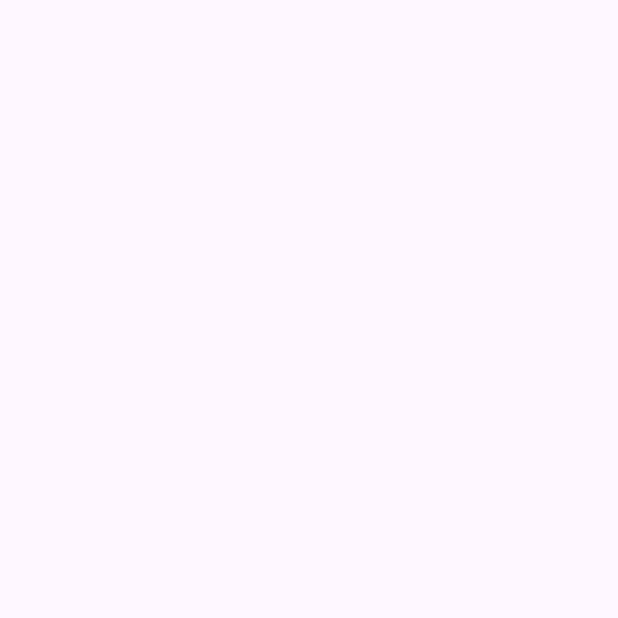
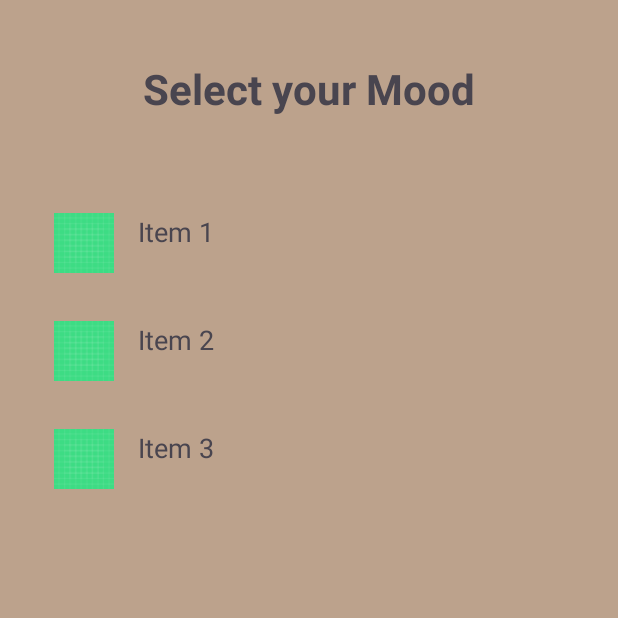
Before and after one commit to ayushsaksena30/Mood-Predictor-App, an Android app: the ConfigureMenu screen opened directly, with no data from a screen before it, on a phone screen of 412 x 824 dp, the top half of it. Before the commit the part shown is empty. Run offline under Robolectric (Android 15) with nearby library versions, the phone set to English and light mode, and no system bars.

Commit message:
Added recycler view for Manual mood Configurator

```diff
--- a/app/src/main/java/com/example/moodpredictorapp/ConfigureMenu.kt
+++ b/app/src/main/java/com/example/moodpredictorapp/ConfigureMenu.kt
@@ -1,10 +1,13 @@
 package com.example.moodpredictorapp
 
+import MyAdapter
 import android.os.Bundle
 import androidx.activity.enableEdgeToEdge
 import androidx.appcompat.app.AppCompatActivity
 import androidx.core.view.ViewCompat
 import androidx.core.view.WindowInsetsCompat
+import androidx.recyclerview.widget.LinearLayoutManager
+import androidx.recyclerview.widget.RecyclerView
 
 class ConfigureMenu : AppCompatActivity() {
     override fun onCreate(savedInstanceState: Bundle?) {
@@ -16,5 +19,18 @@ class ConfigureMenu : AppCompatActivity() {
             v.setPadding(systemBars.left, systemBars.top, systemBars.right, systemBars.bottom)
             insets
         }
+
+        val recyclerView: RecyclerView = findViewById(R.id.rv_menu)
+        recyclerView.layoutManager = LinearLayoutManager(this)
+
+        val itemList = listOf(
+            Item("Item 1", R.drawable.ic_launcher_background),
+            Item("Item 2", R.drawable.ic_launcher_background),
+            Item("Item 3", R.drawable.ic_launcher_background)
+        )
+
+        val adapter = MyAdapter(itemList)
+        recyclerView.adapter = adapter
+
     }
 }
--- a/app/src/main/java/com/example/moodpredictorapp/MainActivity.kt
+++ b/app/src/main/java/com/example/moodpredictorapp/MainActivity.kt
@@ -1,6 +1,8 @@
 package com.example.moodpredictorapp
 
+import android.content.Intent
 import android.os.Bundle
+import android.widget.Button
 import androidx.activity.enableEdgeToEdge
 import androidx.appcompat.app.AppCompatActivity
 import androidx.core.view.ViewCompat
@@ -12,6 +14,10 @@ class MainActivity : AppCompatActivity() {
         enableEdgeToEdge()
         setContentView(R.layout.activity_main)
 
-
+        val btn_configure = findViewById<Button>(R.id.btn_configure)
+        btn_configure.setOnClickListener {
+            val intent= Intent(this, ConfigureMenu::class.java)
+            startActivity(intent)
+        }
     }
 }
--- /dev/null
+++ b/app/src/main/java/com/example/moodpredictorapp/mood_data.kt
@@ -0,0 +1,3 @@
+package com.example.moodpredictorapp
+
+data class Item(val text: String, val imageResId: Int)
--- /dev/null
+++ b/app/src/main/java/com/example/moodpredictorapp/rv_adapter.kt
@@ -0,0 +1,31 @@
+import android.view.LayoutInflater
+import android.view.View
+import android.view.ViewGroup
+import android.widget.ImageView
+import android.widget.TextView
+import androidx.recyclerview.widget.RecyclerView
+import com.example.moodpredictorapp.Item
+import com.example.moodpredictorapp.R
+
+class MyAdapter(private val itemList: List<Item>) : RecyclerView.Adapter<MyAdapter.MyViewHolder>() {
+
+    class MyViewHolder(view: View) : RecyclerView.ViewHolder(view) {
+        val textView: TextView = view.findViewById(R.id.textView)
+        val imageView: ImageView = view.findViewById(R.id.imageView)
+    }
+
+    override fun onCreateViewHolder(parent: ViewGroup, viewType: Int): MyViewHolder {
+        val itemView = LayoutInflater.from(parent.context).inflate(R.layout.item_layout, parent, false)
+        return MyViewHolder(itemView)
+    }
+
+    override fun onBindViewHolder(holder: MyViewHolder, position: Int) {
+        val item = itemList[position]
+        holder.textView.text = item.text
+        holder.imageView.setImageResource(item.imageResId)
+    }
+
+    override fun getItemCount(): Int {
+        return itemList.size
+    }
+}
--- a/app/src/main/res/layout/activity_configure_menu.xml
+++ b/app/src/main/res/layout/activity_configure_menu.xml
@@ -5,6 +5,29 @@
     android:id="@+id/main"
     android:layout_width="match_parent"
     android:layout_height="match_parent"
+    android:background="@color/background_app"
     tools:context=".ConfigureMenu">
 
+    <TextView
+        android:id="@+id/tv_title"
+        android:layout_width="wrap_content"
+        android:layout_height="wrap_content"
+        android:layout_margin="40dp"
+        android:text="@string/select_your_mood"
+        android:textSize="28sp"
+        android:textStyle="bold"
+        app:layout_constraintEnd_toEndOf="parent"
+        app:layout_constraintStart_toStartOf="parent"
+        app:layout_constraintTop_toTopOf="parent" />
+
+    <androidx.recyclerview.widget.RecyclerView
+        android:id="@+id/rv_menu"
+        android:layout_width="match_parent"
+        android:layout_height="wrap_content"
+        android:layout_marginHorizontal="20dp"
+        android:layout_marginTop="48dp"
+        app:layout_constraintEnd_toEndOf="parent"
+        app:layout_constraintStart_toStartOf="parent"
+        app:layout_constraintTop_toBottomOf="@id/tv_title" />
+
 </androidx.constraintlayout.widget.ConstraintLayout>
--- /dev/null
+++ b/app/src/main/res/layout/item_layout.xml
@@ -0,0 +1,21 @@
+<?xml version="1.0" encoding="utf-8"?>
+<LinearLayout xmlns:android="http://schemas.android.com/apk/res/android"
+    android:layout_width="match_parent"
+    android:layout_height="wrap_content"
+    android:orientation="horizontal"
+    android:padding="16dp">
+
+    <ImageView
+        android:id="@+id/imageView"
+        android:layout_width="40dp"
+        android:layout_height="40dp"
+        android:layout_marginEnd="16dp"
+        android:src="@drawable/ic_launcher_foreground" />
+
+    <TextView
+        android:id="@+id/textView"
+        android:layout_width="wrap_content"
+        android:layout_height="wrap_content"
+        android:text="Sample Text"
+        android:textSize="18sp" />
+</LinearLayout>
--- a/app/src/main/res/values/strings.xml
+++ b/app/src/main/res/values/strings.xml
@@ -7,4 +7,5 @@
     <string name="subhead">Let your mood predict the playlist!</string>
     <string name="next">Next</string>
     <string name="logo">logo</string>
+    <string name="select_your_mood">Select your Mood</string>
 </resources>
```
